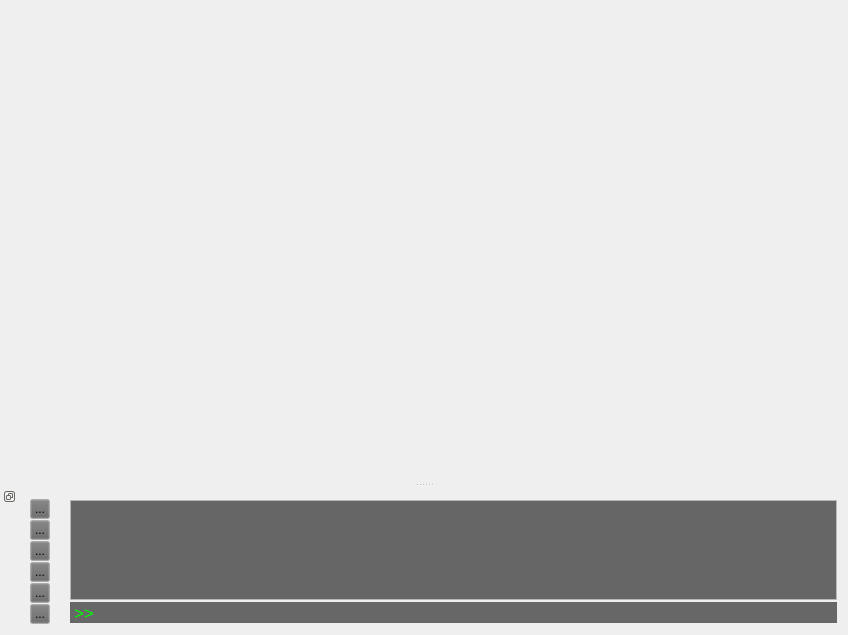
First picture: the form in data/graphics/mainwindow.ui, repository TUDelft-CNS-ATM/bluesky, before the edit.
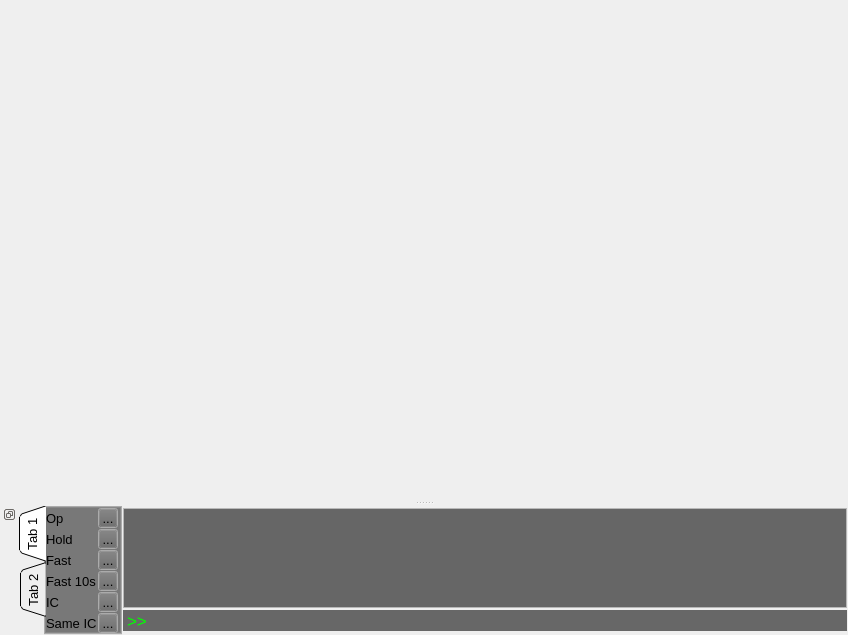
Second picture: the form after the edit.

Diff of the .ui file:
```diff
--- a/data/graphics/mainwindow.ui
+++ b/data/graphics/mainwindow.ui
@@ -16,19 +16,19 @@
   <widget class="QWidget" name="centralwidget">
    <layout class="QVBoxLayout" name="verticalLayout">
     <property name="spacing">
-     <number>2</number>
+     <number>1</number>
     </property>
     <property name="leftMargin">
-     <number>2</number>
+     <number>1</number>
     </property>
     <property name="topMargin">
-     <number>2</number>
+     <number>1</number>
     </property>
     <property name="rightMargin">
-     <number>2</number>
+     <number>1</number>
     </property>
     <property name="bottomMargin">
-     <number>2</number>
+     <number>1</number>
     </property>
    </layout>
   </widget>
@@ -145,113 +145,41 @@
     </property>
     <layout class="QGridLayout" name="gridLayout">
      <property name="leftMargin">
-      <number>2</number>
+      <number>0</number>
      </property>
      <property name="topMargin">
-      <number>2</number>
+      <number>0</number>
      </property>
      <property name="rightMargin">
-      <number>2</number>
+      <number>0</number>
      </property>
      <property name="bottomMargin">
-      <number>2</number>
+      <number>0</number>
      </property>
      <property name="spacing">
-      <number>2</number>
+      <number>0</number>
      </property>
      <item row="2" column="1">
       <widget class="QWidget" name="verticalWidget" native="true">
-       <layout class="QVBoxLayout" name="verticalLayout_2">
-        <property name="spacing">
-         <number>1</number>
-        </property>
-        <item>
-         <widget class="QToolButton" name="op">
-          <property name="maximumSize">
-           <size>
-            <width>20</width>
-            <height>20</height>
-           </size>
-          </property>
-          <property name="text">
-           <string>...</string>
-          </property>
-         </widget>
-        </item>
-        <item>
-         <widget class="QToolButton" name="hold">
-          <property name="maximumSize">
-           <size>
-            <width>20</width>
-            <height>20</height>
-           </size>
-          </property>
-          <property name="text">
-           <string>...</string>
-          </property>
-         </widget>
-        </item>
-        <item>
-         <widget class="QToolButton" name="ic">
-          <property name="maximumSize">
-           <size>
-            <width>20</width>
-            <height>20</height>
-           </size>
-          </property>
-          <property name="text">
-           <string>...</string>
-          </property>
-         </widget>
-        </item>
-        <item>
-         <widget class="QToolButton" name="sameic">
-          <property name="maximumSize">
-           <size>
-            <width>20</width>
-            <height>20</height>
-           </size>
-          </property>
-          <property name="text">
-           <string>...</string>
-          </property>
-         </widget>
-        </item>
-        <item>
-         <widget class="QToolButton" name="fast">
-          <property name="maximumSize">
-           <size>
-            <width>20</width>
-            <height>20</height>
-           </size>
-          </property>
-          <property name="text">
-           <string>...</string>
-          </property>
-         </widget>
-        </item>
-        <item>
-         <widget class="QToolButton" name="fast10">
-          <property name="maximumSize">
-           <size>
-            <width>20</width>
-            <height>20</height>
-           </size>
-          </property>
-          <property name="text">
-           <string>...</string>
-          </property>
-         </widget>
-        </item>
-       </layout>
-      </widget>
-     </item>
-     <item row="2" column="2">
-      <widget class="QWidget" name="verticalWidget" native="true">
        <layout class="QVBoxLayout" name="verticalLayout_3">
         <property name="spacing">
          <number>1</number>
         </property>
+        <property name="sizeConstraint">
+         <enum>QLayout::SetMinimumSize</enum>
+        </property>
+        <property name="leftMargin">
+         <number>1</number>
+        </property>
+        <property name="topMargin">
+         <number>1</number>
+        </property>
+        <property name="rightMargin">
+         <number>1</number>
+        </property>
+        <property name="bottomMargin">
+         <number>1</number>
+        </property>
         <item>
          <widget class="QTextEdit" name="stackText">
           <property name="maximumSize">
@@ -476,6 +404,213 @@
        </layout>
       </widget>
      </item>
+     <item row="2" column="0">
+      <widget class="QTabWidget" name="tabWidget">
+       <property name="sizePolicy">
+        <sizepolicy hsizetype="Minimum" vsizetype="Expanding">
+         <horstretch>0</horstretch>
+         <verstretch>0</verstretch>
+        </sizepolicy>
+       </property>
+       <property name="font">
+        <font>
+         <pointsize>10</pointsize>
+        </font>
+       </property>
+       <property name="tabPosition">
+        <enum>QTabWidget::West</enum>
+       </property>
+       <property name="tabShape">
+        <enum>QTabWidget::Triangular</enum>
+       </property>
+       <property name="currentIndex">
+        <number>0</number>
+       </property>
+       <widget class="QWidget" name="tab">
+        <attribute name="title">
+         <string>Tab 1</string>
+        </attribute>
+        <layout class="QFormLayout" name="formLayout">
+         <property name="sizeConstraint">
+          <enum>QLayout::SetDefaultConstraint</enum>
+         </property>
+         <property name="horizontalSpacing">
+          <number>1</number>
+         </property>
+         <property name="verticalSpacing">
+          <number>1</number>
+         </property>
+         <property name="leftMargin">
+          <number>0</number>
+         </property>
+         <property name="topMargin">
+          <number>0</number>
+         </property>
+         <property name="rightMargin">
+          <number>0</number>
+         </property>
+         <property name="bottomMargin">
+          <number>0</number>
+         </property>
+         <item row="2" column="0">
+          <widget class="QLabel" name="label">
+           <property name="font">
+            <font>
+             <pointsize>10</pointsize>
+            </font>
+           </property>
+           <property name="text">
+            <string>Op</string>
+           </property>
+          </widget>
+         </item>
+         <item row="2" column="1">
+          <widget class="QToolButton" name="op">
+           <property name="maximumSize">
+            <size>
+             <width>20</width>
+             <height>20</height>
+            </size>
+           </property>
+           <property name="text">
+            <string>...</string>
+           </property>
+          </widget>
+         </item>
+         <item row="3" column="0">
+          <widget class="QLabel" name="label_2">
+           <property name="font">
+            <font>
+             <pointsize>10</pointsize>
+            </font>
+           </property>
+           <property name="text">
+            <string>Hold</string>
+           </property>
+          </widget>
+         </item>
+         <item row="3" column="1">
+          <widget class="QToolButton" name="hold">
+           <property name="maximumSize">
+            <size>
+             <width>20</width>
+             <height>20</height>
+            </size>
+           </property>
+           <property name="text">
+            <string>...</string>
+           </property>
+          </widget>
+         </item>
+         <item row="4" column="0">
+          <widget class="QLabel" name="label_3">
+           <property name="font">
+            <font>
+             <pointsize>10</pointsize>
+            </font>
+           </property>
+           <property name="text">
+            <string>Fast</string>
+           </property>
+          </widget>
+         </item>
+         <item row="4" column="1">
+          <widget class="QToolButton" name="fast">
+           <property name="maximumSize">
+            <size>
+             <width>20</width>
+             <height>20</height>
+            </size>
+           </property>
+           <property name="text">
+            <string>...</string>
+           </property>
+          </widget>
+         </item>
+         <item row="5" column="0">
+          <widget class="QLabel" name="label_4">
+           <property name="font">
+            <font>
+             <pointsize>10</pointsize>
+            </font>
+           </property>
+           <property name="text">
+            <string>Fast 10s</string>
+           </property>
+          </widget>
+         </item>
+         <item row="5" column="1">
+          <widget class="QToolButton" name="fast10">
+           <property name="maximumSize">
+            <size>
+             <width>20</width>
+             <height>20</height>
+            </size>
+           </property>
+           <property name="text">
+            <string>...</string>
+           </property>
+          </widget>
+         </item>
+         <item row="6" column="0">
+          <widget class="QLabel" name="label_5">
+           <property name="font">
+            <font>
+             <pointsize>10</pointsize>
+            </font>
+           </property>
+           <property name="text">
+            <string>IC</string>
+           </property>
+          </widget>
+         </item>
+         <item row="6" column="1">
+          <widget class="QToolButton" name="ic">
+           <property name="maximumSize">
+            <size>
+             <width>20</width>
+             <height>20</height>
+            </size>
+           </property>
+           <property name="text">
+            <string>...</string>
+           </property>
+          </widget>
+         </item>
+         <item row="7" column="0">
+          <widget class="QLabel" name="label_6">
+           <property name="font">
+            <font>
+             <pointsize>10</pointsize>
+            </font>
+           </property>
+           <property name="text">
+            <string>Same IC</string>
+           </property>
+          </widget>
+         </item>
+         <item row="7" column="1">
+          <widget class="QToolButton" name="sameic">
+           <property name="maximumSize">
+            <size>
+             <width>20</width>
+             <height>20</height>
+            </size>
+           </property>
+           <property name="text">
+            <string>...</string>
+           </property>
+          </widget>
+         </item>
+        </layout>
+       </widget>
+       <widget class="QWidget" name="tab_2">
+        <attribute name="title">
+         <string>Tab 2</string>
+        </attribute>
+       </widget>
+      </widget>
+     </item>
     </layout>
    </widget>
   </widget>
```
